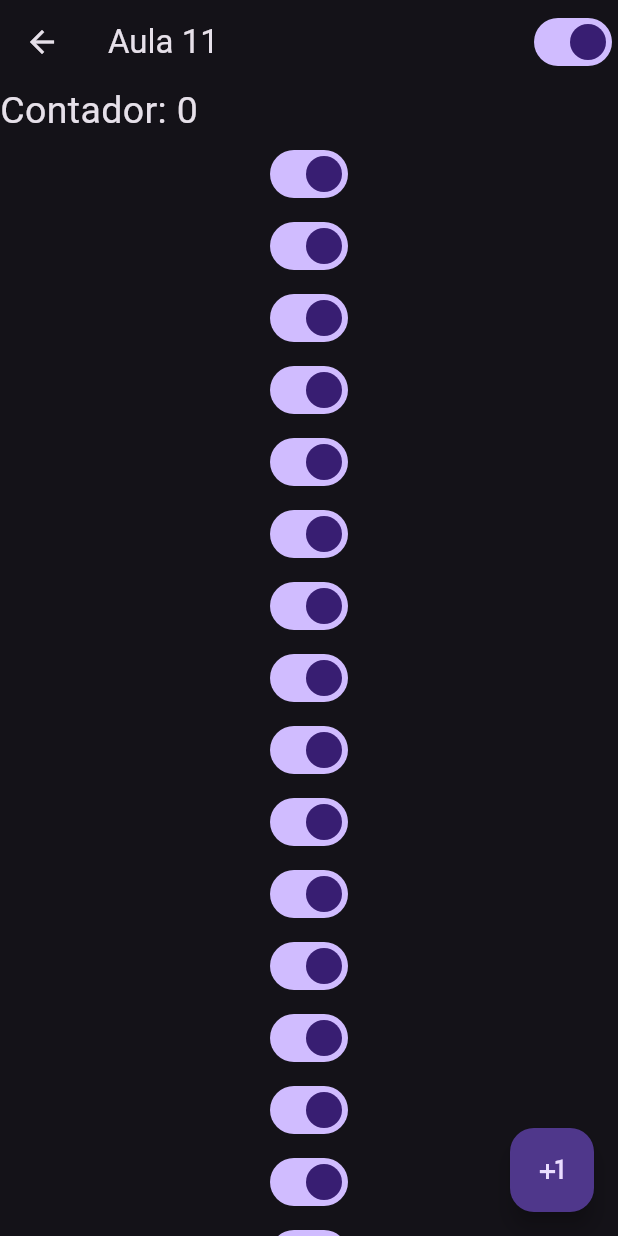
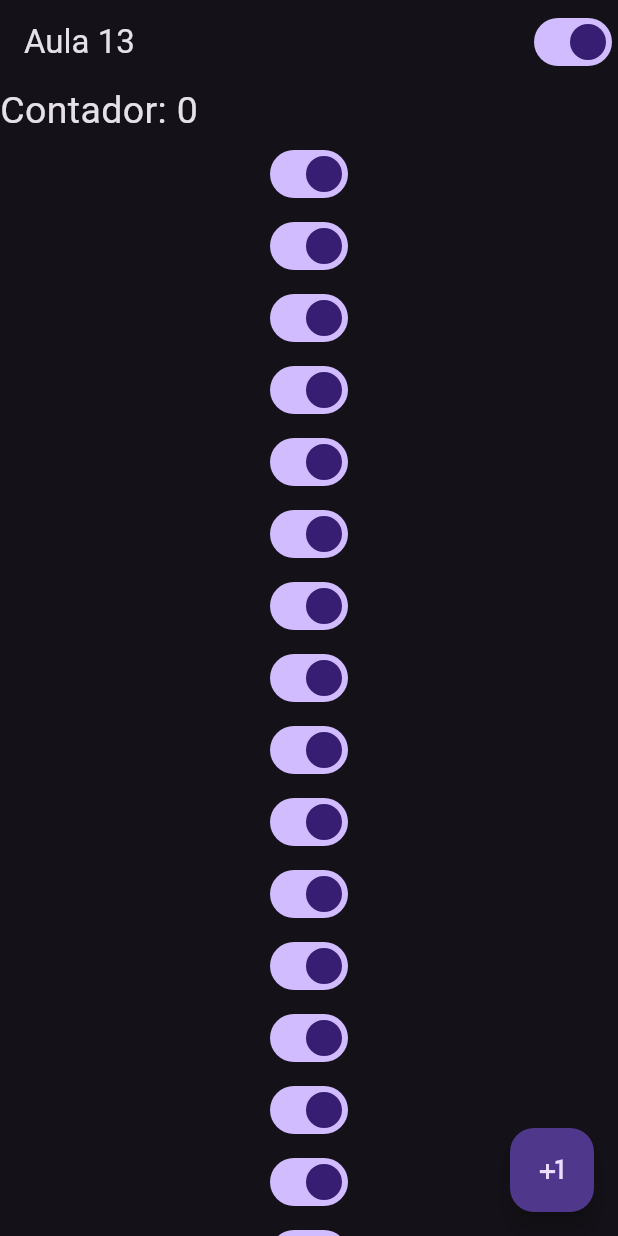
Before and after one commit to Tairentsuki/AprendendoFlutter, a Flutter app: the HomePage screen opened directly, on a phone screen of 412 x 824 dp. Run offline on Flutter 3.47's test engine with Material 3 defaults, Android fonts, the phone set to English and light mode, and no system bars.

Commit message:
Aula13: Rotas manuais

```diff
--- a/lib/home_page.dart
+++ b/lib/home_page.dart
@@ -14,7 +14,7 @@ class _HomePageState extends State<HomePage> {
   @override
   Widget build(BuildContext context) {
     return Scaffold(
-      appBar: AppBar(title: Text("Aula 11"), actions: [SwitchTheme()]),
+      appBar: AppBar(title: Text("Aula 13"), actions: [SwitchTheme()]),
       body: Container(
         width: double.infinity,
         height: double.infinity,
```
Also changed, not shown: lib/login_page.dart (+6 -2 lines).
